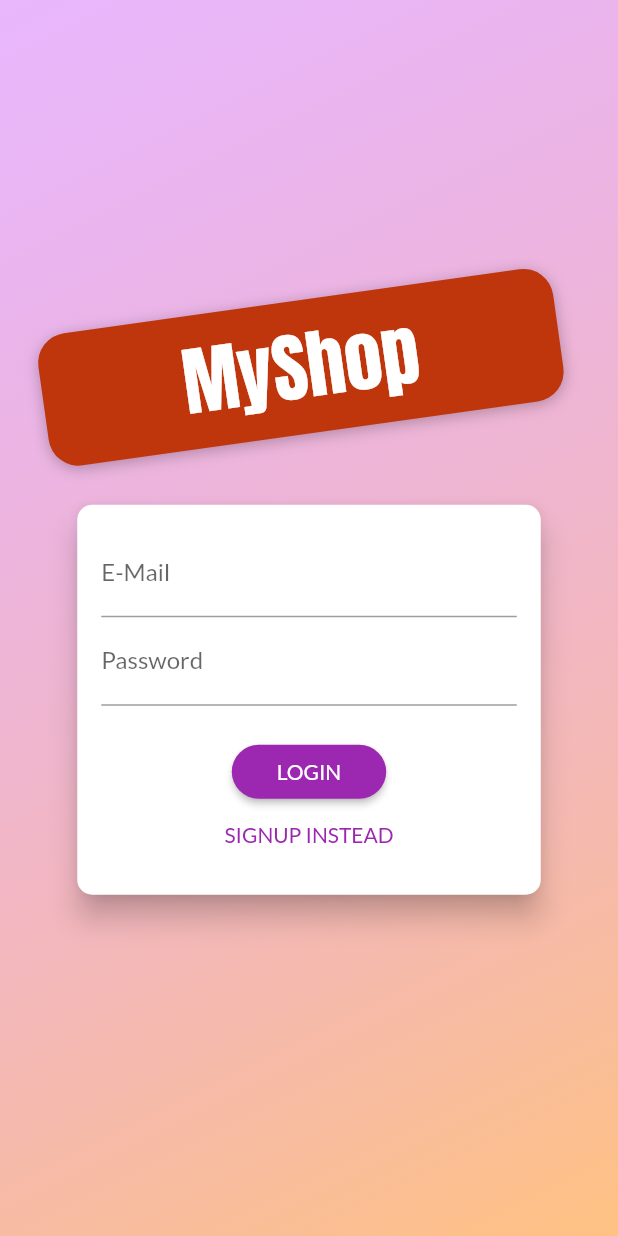
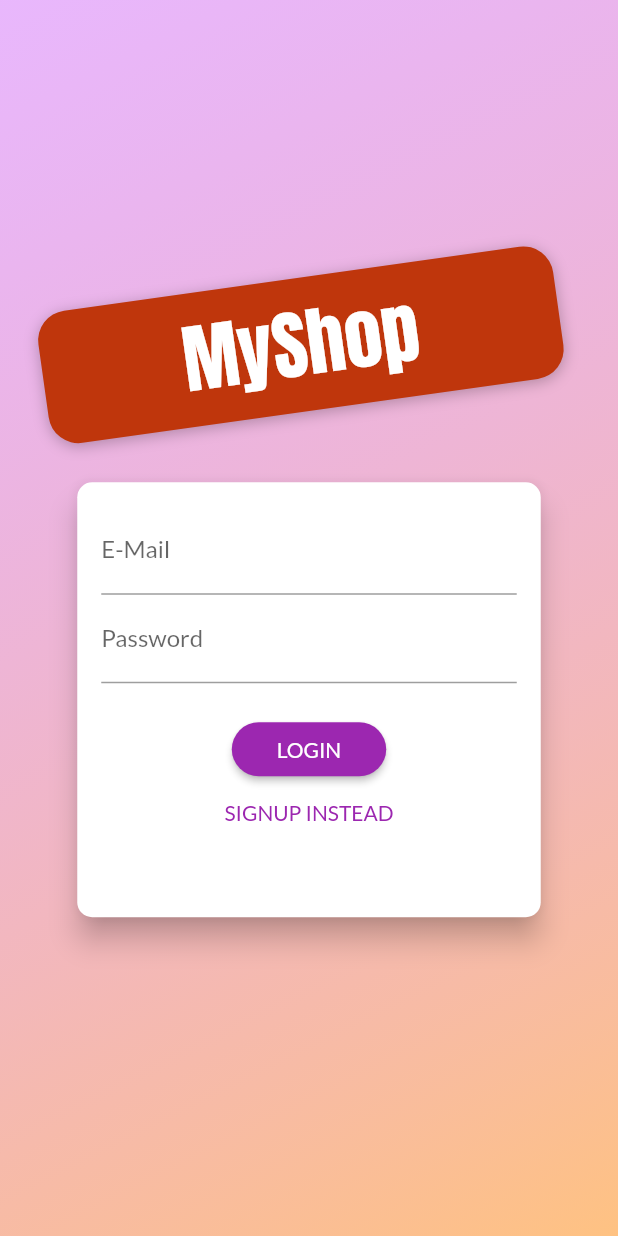
Before and after one commit to kaings-flutter/flutter_proj8, a Flutter app: the screen it shows after launch, on a phone screen of 412 x 824 dp. Run offline on Flutter 3.47's test engine with Material 2 defaults, Android fonts, the phone set to English and light mode, and no system bars; our stand-ins replace shared_preferences; network calls fail.

Commit message:
add animation: using AnimatedContainer

```diff
--- a/lib/screens/auth_screen.dart
+++ b/lib/screens/auth_screen.dart
@@ -104,9 +104,9 @@ class _AuthCardState extends State<AuthCard>
   var _isLoading = false;
   final _passwordController = TextEditingController();
 
-  AnimationController _animationController;
-  Animation<Size>
-      _heightAnimation; // `Size` since we wanna animate the size (height)
+  // AnimationController _animationController;
+  // Animation<Size>
+  //     _heightAnimation; // `Size` since we wanna animate the size (height)
 
   // in order to work with animation, we need StatefulWidget!!!!!
   @override
@@ -116,18 +116,18 @@ class _AuthCardState extends State<AuthCard>
     // to specify different duration for `forward()` and `reverse()`,
     // use `duration` & `reverseDuration`. If not specify, both will use
     // similar duration
-    _animationController = AnimationController(
-      vsync: this,
-      duration: Duration(milliseconds: 500),
-    );
+    // _animationController = AnimationController(
+    //   vsync: this,
+    //   duration: Duration(milliseconds: 500),
+    // );
 
-    _heightAnimation = Tween<Size>(
-      begin: Size(double.infinity, 260),
-      end: Size(double.infinity, 320),
-    ).animate(CurvedAnimation(
-      parent: _animationController, // set the animation controller
-      curve: Curves.easeIn, // what type of animation
-    ));
+    // _heightAnimation = Tween<Size>(
+    //   begin: Size(double.infinity, 260),
+    //   end: Size(double.infinity, 320),
+    // ).animate(CurvedAnimation(
+    //   parent: _animationController, // set the animation controller
+    //   curve: Curves.easeIn, // what type of animation
+    // ));
 
     // _heightAnimation.addListener(() {
     //   setState(() {});
@@ -138,7 +138,7 @@ class _AuthCardState extends State<AuthCard>
   void dispose() {
     super.dispose();
 
-    _animationController.dispose();
+    // _animationController.dispose();
     // _heightAnimation.removeListener(() => setState(() {}));
   }
 
@@ -219,13 +219,13 @@ class _AuthCardState extends State<AuthCard>
         _authMode = AuthMode.Signup;
       });
 
-      _animationController.forward();
+      // _animationController.forward();
     } else {
       setState(() {
         _authMode = AuthMode.Login;
       });
 
-      _animationController.reverse();
+      // _animationController.reverse();
     }
   }
 
@@ -237,16 +237,16 @@ class _AuthCardState extends State<AuthCard>
         borderRadius: BorderRadius.circular(10.0),
       ),
       elevation: 8.0,
-      child: AnimatedBuilder(
-        animation: _heightAnimation,
-        builder: (ctx, nonRebuildChild) => Container(
-          // height: _authMode == AuthMode.Signup ? 350 : 290,
-          height: _heightAnimation.value.height,
-          constraints: BoxConstraints(minHeight: _heightAnimation.value.height),
-          width: deviceSize.width * 0.75,
-          padding: EdgeInsets.all(16.0),
-          child: nonRebuildChild,
-        ),
+      child: AnimatedContainer(
+        duration: Duration(milliseconds: 500),
+        curve: Curves.easeIn,
+        height: _authMode == AuthMode.Signup ? 350 : 290,
+        // height: _heightAnimation.value.height,
+        // constraints: BoxConstraints(minHeight: _heightAnimation.value.height),
+        constraints:
+            BoxConstraints(minHeight: _authMode == AuthMode.Signup ? 350 : 290),
+        width: deviceSize.width * 0.75,
+        padding: EdgeInsets.all(16.0),
         child: Form(
           key: _formKey,
           child: SingleChildScrollView(
```
